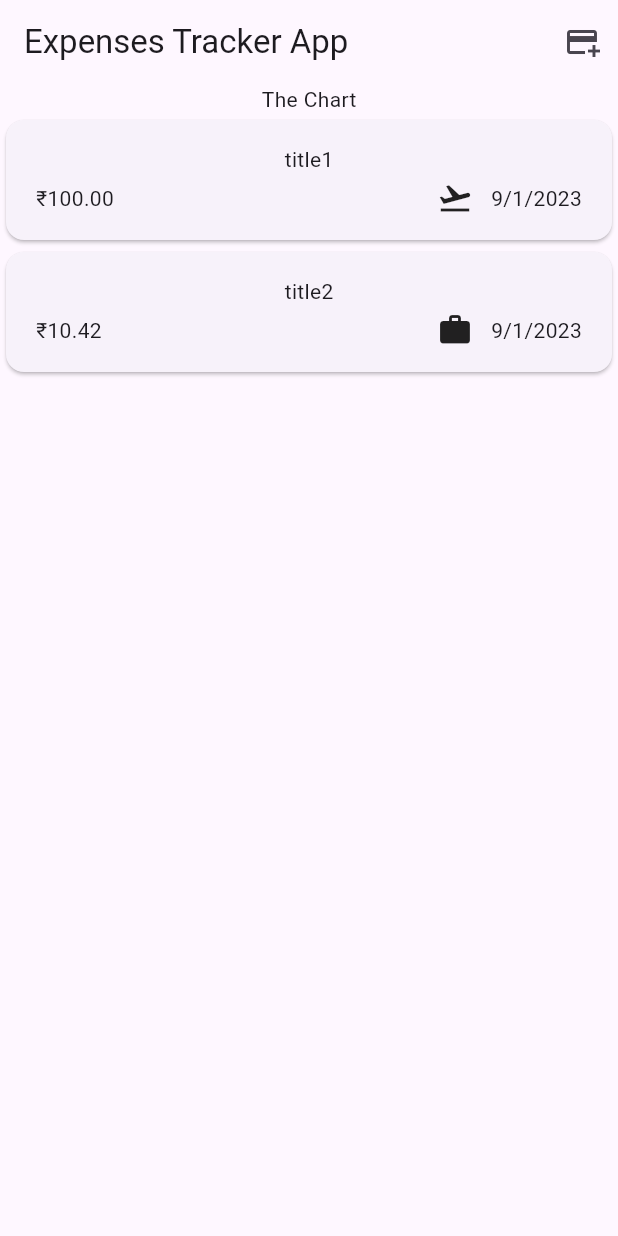
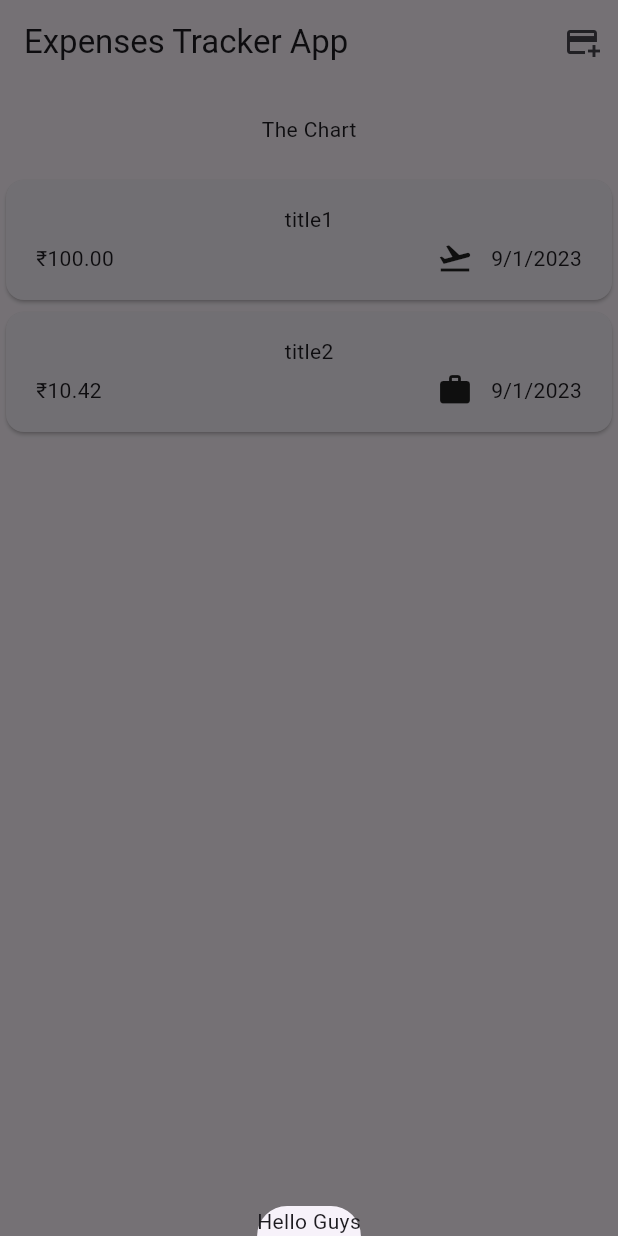
Before and after one commit to yashraj9922/expense_tracker_app, a Flutter app: the screen it shows after launch, after a tap on the "add card" icon, on a phone screen of 412 x 824 dp. Run offline on Flutter 3.47's test engine with Material 2 defaults, Android fonts, the phone set to English and light mode, and no system bars.

```diff
--- a/lib/Widgets/expenses.dart
+++ b/lib/Widgets/expenses.dart
@@ -25,6 +25,15 @@ class _ExpensesState extends State<Expenses> {
         category: Category.work),
   ];
 
+  void _openAddExpenseOverlay() {
+    showModalBottomSheet(
+      context: context,
+      builder: (ctx) {
+        return const Text("Hello Guys");
+      },
+    );
+  }
+
   @override
   Widget build(BuildContext context) {
     return Scaffold(
@@ -32,16 +41,16 @@ class _ExpensesState extends State<Expenses> {
         title: const Text("Expenses Tracker App"),
         actions: [
           IconButton(
-            onPressed: () {},
+            onPressed: _openAddExpenseOverlay,
             icon: const Icon(Icons.add_card),
           ),
         ],
       ),
       body: Column(
         children: [
-          // const SizedBox(height: 20),
+          const SizedBox(height: 20),
           const Text("The Chart"),
-          // const SizedBox(height: 20),
+          const SizedBox(height: 20),
           Expanded(
             child: ExpensesList(expenses: _registeredExpenses),
           ), // Expanded() --> takes all the available space in the screen....and it can be used only inside a Column() or Row()
```
